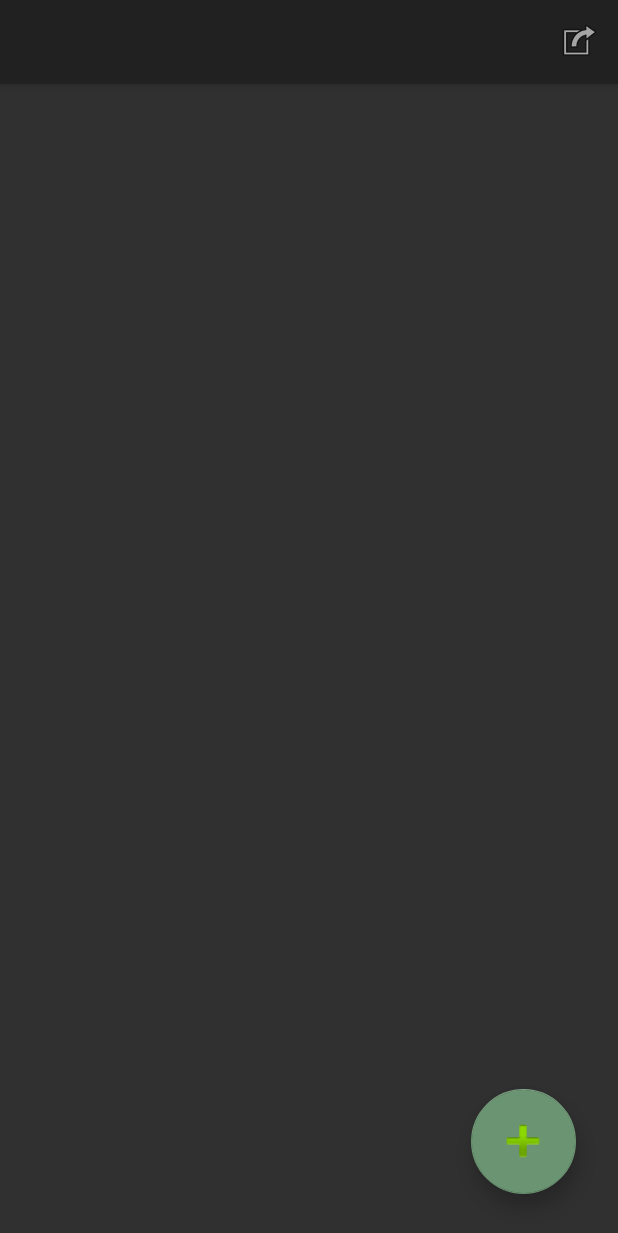
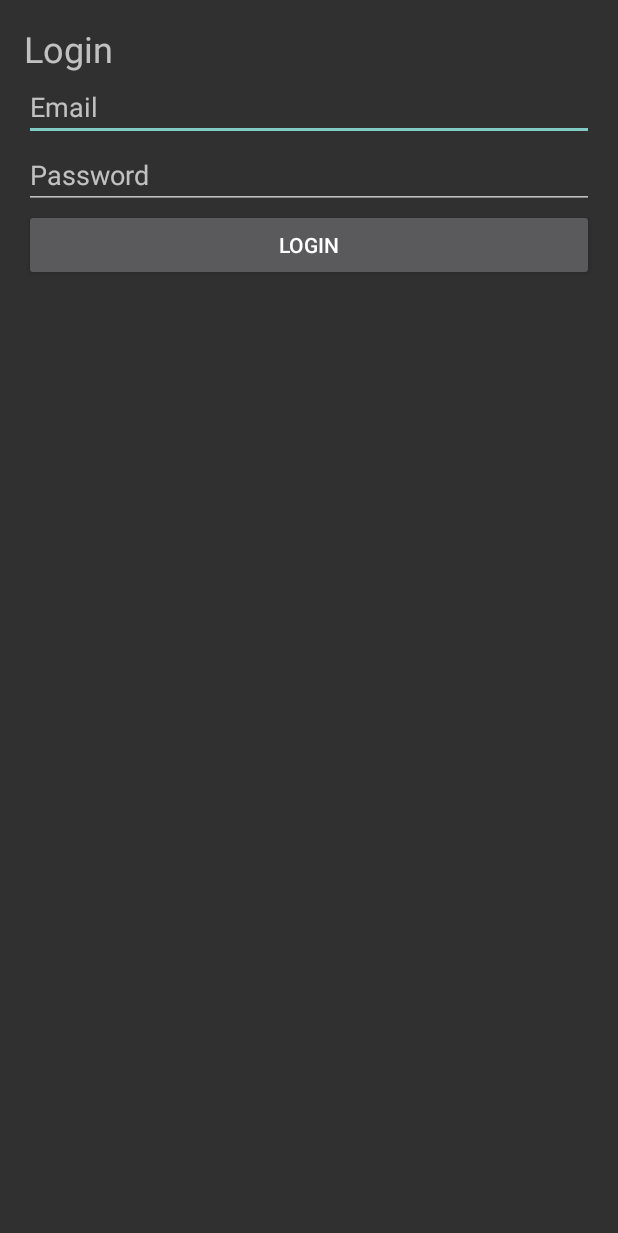
Before and after one commit to sqwertyl/GreenThumb, an Android app: the screen it shows after launch (MainActivity before the commit, LoginActivity after it), on a phone screen of 412 x 824 dp. Shown: the top 1233 px of the screen. Run offline under Robolectric (Android 15) with nearby library versions, the phone set to English and light mode, and no system bars; our stand-ins replace Firebase (no records; nobody signed in at launch, a user with empty details on screens opened directly).

Commit message:
added support for multiple users

```diff
--- a/app/src/main/java/com/example/myapplication/MainActivity.java
+++ b/app/src/main/java/com/example/myapplication/MainActivity.java
@@ -4,14 +4,13 @@ import androidx.appcompat.app.AppCompatActivity;
 import androidx.recyclerview.widget.LinearLayoutManager;
 import androidx.recyclerview.widget.RecyclerView;
 
+import android.app.AlertDialog;
 import android.content.Intent;
 import android.os.Bundle;
+import android.widget.ImageButton;
 
 import com.google.android.material.floatingactionbutton.FloatingActionButton;
 import com.google.firebase.auth.FirebaseAuth;
-import com.google.firebase.auth.FirebaseUser;
-import com.google.firebase.database.DatabaseReference;
-import com.google.firebase.database.FirebaseDatabase;
 
 public class MainActivity extends AppCompatActivity {
 
@@ -23,24 +22,54 @@ public class MainActivity extends AppCompatActivity {
         super.onCreate(savedInstanceState);
         setContentView(R.layout.activity_main);
 
+        // setup authentication -> we need this here so the adapter doesn't error out
+        mAuth = FirebaseAuth.getInstance();
+        checkLogin();
+
         // bind custom recycler view for plants
         RecyclerView plantRecyclerView = findViewById(R.id.plantRecyclerView);
         plantRecyclerView.setLayoutManager(new LinearLayoutManager(this));
         plants = new PlantAdapter(this);
         plantRecyclerView.setAdapter(plants);
 
-        // add plant button
-        FloatingActionButton button = findViewById(R.id.addPlantButton);
-        button.setOnClickListener(v -> {
+        // button behaviors
+        FloatingActionButton addPlantButton = findViewById(R.id.addPlantButton);
+        addPlantButton.setOnClickListener(v -> {
             plants.addPlant(new Plant("New Plant", "A beautiful plant"));
         });
+        ImageButton signOutButton = findViewById(R.id.btnSignOut);
+        signOutButton.setOnClickListener(v -> handleSignOut());
+
     }
 
-    @Override
-    protected void onStart() {
-        super.onStart();
+    /*
+        checks if user is logged in:
+            yes: all good
+            no: send to LoginActivity
+     */
+    private void checkLogin() {
+        if (mAuth.getCurrentUser() == null) {
+            Intent login = new Intent(this, LoginActivity.class);
+            startActivity(login);
+            finish();
+        }
+    }
 
-//        FirebaseUser currentUser = mAuth.getCurrentUser();
+    /*
+        show alert to sign user out, then show login activity again
+     */
+    private void handleSignOut() {
+        new AlertDialog.Builder(this)
+                .setTitle("Sign Out")
+                .setMessage("Are you sure you want to sign out? You will need to log in again to " +
+                        "view your plants")
+                .setPositiveButton("Sign Out", ((dialog, which) -> {
+                    // sign out of current user and open login
+                    mAuth.signOut();
+                    checkLogin();
+                }))
+                .setNegativeButton("Cancel", null)
+                .show();
     }
 
 }
--- a/app/src/main/java/com/example/myapplication/PlantAdapter.java
+++ b/app/src/main/java/com/example/myapplication/PlantAdapter.java
@@ -7,12 +7,13 @@ import android.util.Log;
 import android.view.LayoutInflater;
 import android.view.View;
 import android.view.ViewGroup;
-import android.widget.AdapterView;
 import android.widget.Toast;
 
 import androidx.annotation.NonNull;
 import androidx.recyclerview.widget.RecyclerView;
 
+import com.google.firebase.auth.FirebaseAuth;
+import com.google.firebase.auth.FirebaseUser;
 import com.google.firebase.database.DataSnapshot;
 import com.google.firebase.database.DatabaseError;
 import com.google.firebase.database.DatabaseReference;
@@ -23,10 +24,13 @@ import java.io.File;
 import java.util.ArrayList;
 
 public class PlantAdapter extends RecyclerView.Adapter<PlantViewHolder> {
+
+    private Context context;
     private ArrayList<Plant> plantList;
-    private Context context;
-    private final static DatabaseReference plantDB = FirebaseDatabase.getInstance().
-            getReference("Plants");
+    private FirebaseUser currentUser;
+    private DatabaseReference plantDBuser;
+    private static final DatabaseReference plantDB = FirebaseDatabase.getInstance()
+            .getReference();
 
     /*
         Constructor that sets up ArrayList and event listeners to update the RecyclerView
@@ -35,20 +39,27 @@ public class PlantAdapter extends RecyclerView.Adapter<PlantViewHolder> {
         // instantiate new arraylist
         plantList = new ArrayList<>();
         this.context = context;
+        currentUser = FirebaseAuth.getInstance().getCurrentUser();
 
-        // listener to update local from cloud
-        plantDB.addValueEventListener(new ValueEventListener() {
+        // check if user valid, or else app will crash lol
+        if (currentUser != null) {
+            plantDBuser = plantDB.child(currentUser.getUid());
+            plantDBuser.addValueEventListener(new ValueEventListener() {
                 @Override
                 public void onDataChange(@NonNull DataSnapshot snapshot) {
                     // if data exists...
                     if (snapshot.exists()) {
                         plantList.clear();
                         // add each instance of a plant
-                    for (DataSnapshot children :  snapshot.getChildren()) {
+                        if (currentUser != null) {
+                            for (DataSnapshot children : snapshot.getChildren()) {
+                                String UID = currentUser.getUid();
                                 Plant dbPlant = children.getValue(Plant.class);
                                 plantList.add(dbPlant);
                             }
-                    Toast.makeText(context, "Added " + getItemCount() + " plants", Toast.LENGTH_SHORT).show();
+                        }
+
+//                    Toast.makeText(context, "Added " + getItemCount() + " plants", Toast.LENGTH_SHORT).show();
 
                         // notify that data changed
                         notifyDataSetChanged();
@@ -57,6 +68,7 @@ public class PlantAdapter extends RecyclerView.Adapter<PlantViewHolder> {
                 @Override
                 public void onCancelled(@NonNull DatabaseError error) { }
             });
+        }
 
     }
 
@@ -95,11 +107,11 @@ public class PlantAdapter extends RecyclerView.Adapter<PlantViewHolder> {
         plantList.add(newPlant);
 
         // obtain unique key for plant
-        String key = plantDB.push().getKey();
+        String key = plantDBuser.push().getKey();
 
         // set id per plant add add to db
         newPlant.setPlantId(key);
-        plantDB.child(key).setValue(newPlant);
+        plantDBuser.child(key).setValue(newPlant);
 
         // notify adapter that data changed
         notifyItemInserted(plantList.size() - 1);
@@ -113,7 +125,7 @@ public class PlantAdapter extends RecyclerView.Adapter<PlantViewHolder> {
         Plant temp = plantList.get(position);
 
         // remove from firebase and list
-        plantDB.child(temp.getPlantId()).removeValue();
+        plantDBuser.child(temp.getPlantId()).removeValue();
         plantList.remove(position);
         // delete stored image
         if (temp.hasImage()) removeStoredImage(Uri.parse(temp.getImageURL()));
--- /dev/null
+++ b/app/src/main/res/layout/activity_login.xml
@@ -0,0 +1,37 @@
+<!-- Example layout for LoginActivity -->
+<LinearLayout
+    xmlns:android="http://schemas.android.com/apk/res/android"
+    android:layout_width="match_parent"
+    android:layout_height="match_parent"
+    android:orientation="vertical"
+    android:padding="16dp">
+
+    <TextView
+        android:id="@+id/loginText"
+        android:layout_width="match_parent"
+        android:layout_height="wrap_content"
+        android:text="Login"
+        android:textSize="24sp" />
+
+    <EditText
+        android:id="@+id/emailEditText"
+        android:layout_width="match_parent"
+        android:layout_height="wrap_content"
+        android:hint="Email" />
+
+    <EditText
+        android:id="@+id/passwordEditText"
+        android:layout_width="match_parent"
+        android:layout_height="wrap_content"
+        android:hint="Password"
+        android:inputType="textPassword" />
+
+    <Button
+        android:id="@+id/loginButton"
+        android:layout_width="match_parent"
+        android:layout_height="wrap_content"
+        android:text="Login" />
+
+    <!-- Additional UI elements like registration or forgot password -->
+
+</LinearLayout>
```
Also changed, not shown: app/src/main/AndroidManifest.xml (+8 -4 lines), app/src/main/java/com/example/myapplication/LoginActivity.java (added, +128 -0 lines), app/src/main/java/com/example/myapplication/PlantDetailedView.java (+14 -13 lines). Lines whose indentation alone changed are shown as unchanged.
